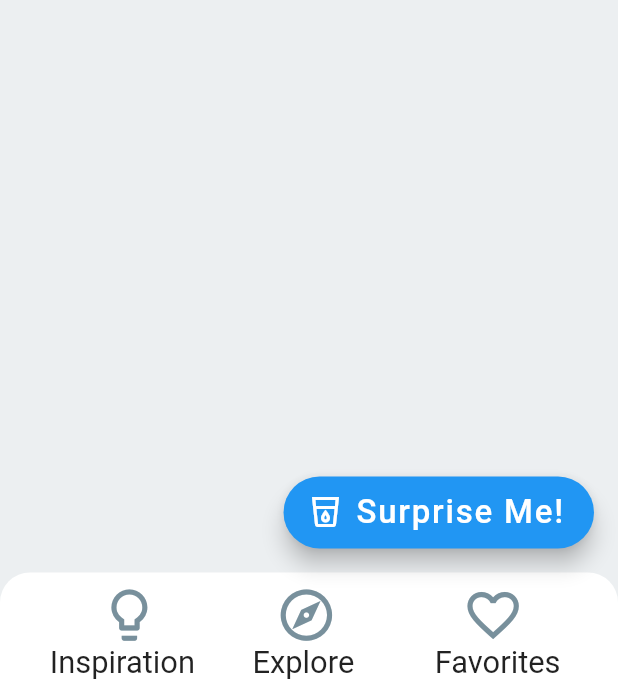
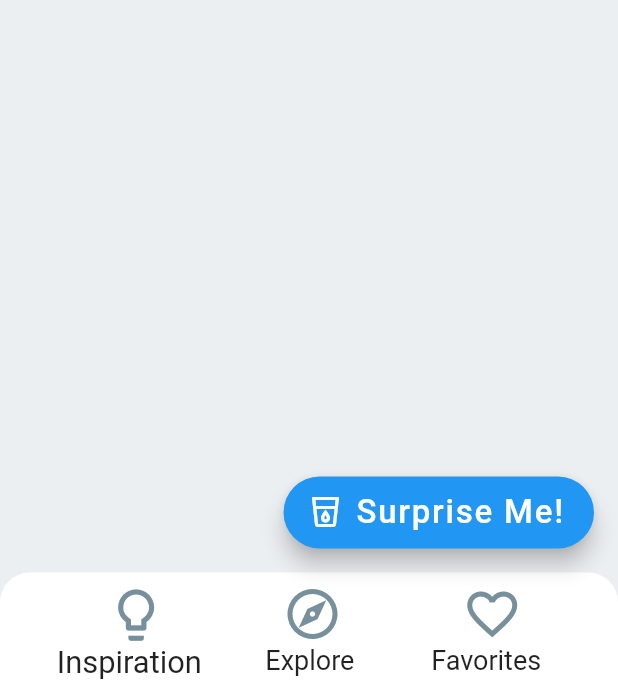
Before and after one commit to hahajens/drink-app, a Flutter app: the StartView screen opened by its route, on a phone screen of 412 x 824 dp, the part 540-1236 px from its top. Run offline on Flutter 3.47's test engine with Material 2 defaults, Android fonts, the phone set to English and light mode, and no system bars; our stand-ins replace flutter_spinkit, fluttertoast; network calls fail.

```diff
--- a/AlkoApp/lib/model/NavigationBar.dart
+++ b/AlkoApp/lib/model/NavigationBar.dart
@@ -3,19 +3,19 @@ import 'package:flutter/material.dart';
 import 'MediaSize.dart';
 
 class CustomNavigationBar extends StatelessWidget {
+  final Color _mainColor =
+      Colors.white; //Color(0xFFE5E5E5); //Colors.blueGrey; //white
+  final Color _iconColor = Colors.blueGrey[400]; //blueGrey[400]
+  final double _iconSize = 40; //0.05
 
-  final Color _mainColor =
-
-  Colors.white;
-  final Color _iconColor = Colors.blueGrey[400];
-  final double _iconSize = 0.05; //
-  final double _fontSize = 0.025;
+  final double _fontSize = 18;
 
   Widget build(BuildContext context) {
     return Container(
       height: Platform.isAndroid
           ? displayHeight(context) * 0.1
-          : displayHeight(context) * 0.1, //80,
+          : displayHeight(context) * 0.12, //80,
+
       decoration: BoxDecoration(
         color: _mainColor,
         borderRadius: BorderRadius.only(
@@ -29,7 +29,7 @@ class CustomNavigationBar extends StatelessWidget {
               children: [
                 IconButton(
                     icon: Icon(Icons.lightbulb_outline, //home_outlined,
-                        size: displayHeight(context) * _iconSize,
+                        size: displayHeight(context) * 0.05,
                         color: _iconColor),
                     onPressed: () {
                       Navigator.pushReplacementNamed(context, '/StartView');
@@ -37,18 +37,18 @@ class CustomNavigationBar extends StatelessWidget {
 
                 Text("Inspiration",
                     style: TextStyle(
-                        fontSize: displayHeight(context) * _fontSize)) //_fontSize
+                        fontSize: displayHeight(context) * 0.025)) //_fontSize
               ],
             ),
             Column(
               children: [
                 IconButton(
                     icon: Icon(Icons.explore_outlined,
-                        size: displayHeight(context) * _iconSize, color: _iconColor),
+                        size: _iconSize, color: _iconColor),
                     onPressed: () {
                       Navigator.pushReplacementNamed(context, '/MyFilterView');
                     }),
-                Text(" Explore", style: TextStyle(fontSize: displayHeight(context) * _fontSize)),
+                Text(" Explore", style: TextStyle(fontSize: _fontSize)),
               ],
             ),
             /*Column(
@@ -66,12 +66,12 @@ class CustomNavigationBar extends StatelessWidget {
               children: [
                 IconButton(
                     icon: Icon(Icons.favorite_border_outlined,
-                        size: displayHeight(context) * _iconSize, color: _iconColor),
+                        size: _iconSize, color: _iconColor),
                     onPressed: () {
                       Navigator.pushReplacementNamed(
                           context, '/MyFavoritesView');
                     }),
-                Text("    Favorites ", style: TextStyle(fontSize: displayHeight(context) * _fontSize)),
+                Text("   Favorites   ", style: TextStyle(fontSize: _fontSize)),
               ],
             ),
           ]),
```
Also changed, not shown: AlkoApp/lib/views/DrinkView.dart (+53 -52 lines).
